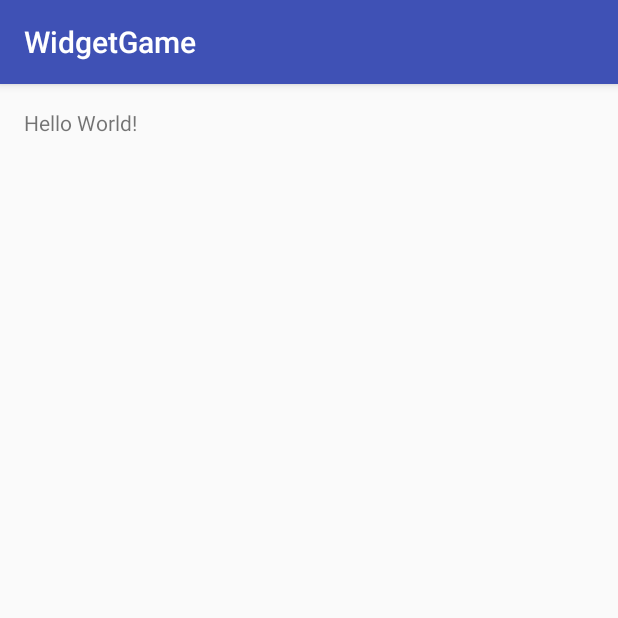
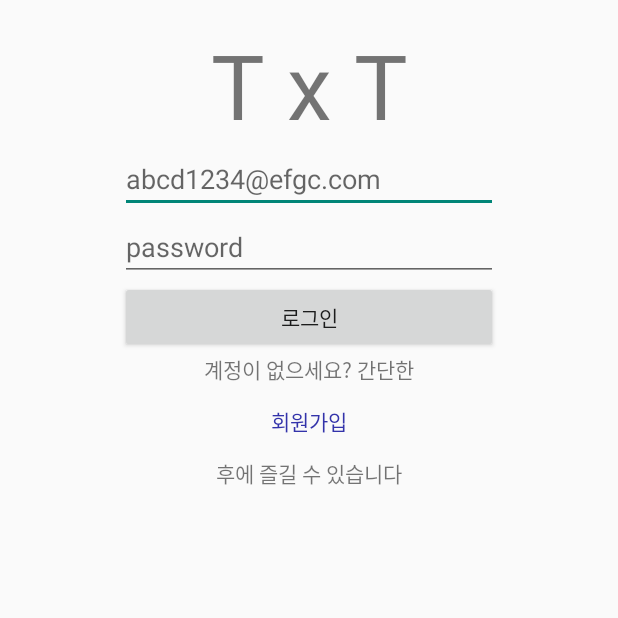
Before and after one commit to geniewoo/TxT, an Android app: the screen it shows after launch (LoginActivity), on a phone screen of 412 x 824 dp, the top half of it. Run offline under Robolectric (Android 15) with nearby library versions, the phone set to English and light mode, and no system bars; our stand-ins replace ButterKnife.

Commit message:
#6 진행중

```diff
--- a/WidgetGame/app/src/main/AndroidManifest.xml
+++ b/WidgetGame/app/src/main/AndroidManifest.xml
@@ -7,7 +7,7 @@
         android:icon="@mipmap/ic_launcher"
         android:label="@string/app_name"
         android:supportsRtl="true"
-        android:theme="@style/AppTheme">
+        android:theme="@style/Theme.AppCompat.Light.NoActionBar">
         <activity android:name=".LoginActivity">
             <intent-filter>
                 <action android:name="android.intent.action.MAIN" />
@@ -15,6 +15,7 @@
                 <category android:name="android.intent.category.LAUNCHER" />
             </intent-filter>
         </activity>
+        <activity android:name=".JoinActivity"></activity>
     </application>
 
 </manifest>
--- a/WidgetGame/app/src/main/java/com/sungwoo/boostcamp/widgetgame/LoginActivity.java
+++ b/WidgetGame/app/src/main/java/com/sungwoo/boostcamp/widgetgame/LoginActivity.java
@@ -1,13 +1,39 @@
 package com.sungwoo.boostcamp.widgetgame;
 
+import android.content.Intent;
 import android.support.v7.app.AppCompatActivity;
 import android.os.Bundle;
+import android.view.View;
+import android.widget.Button;
+import android.widget.EditText;
+
+import butterknife.BindView;
+import butterknife.ButterKnife;
 
 public class LoginActivity extends AppCompatActivity {
+    @BindView(R.id.login_email_et)
+    protected EditText mLoginEmailEt;
+    @BindView(R.id.login_password_et)
+    protected EditText mLoginPasswordEt;
+    @BindView(R.id.login_login_btn)
+    protected Button mLoginLoingBtn;
+    @BindView(R.id.login_join_btn)
+    protected Button mLoginJoinBtn;
 
     @Override
     protected void onCreate(Bundle savedInstanceState) {
         super.onCreate(savedInstanceState);
-        setContentView(R.layout.activity_main);
+        setContentView(R.layout.activity_login);
+
+        ButterKnife.bind(this);
+
+        mLoginJoinBtn.setOnClickListener(new View.OnClickListener() { //회원가입 버튼 클릭시 회원가입 activity로 이동
+            @Override
+            public void onClick(View v) {
+                Intent intent = new Intent(getApplicationContext(), JoinActivity.class);
+                startActivity(intent);
+            }
+        });
     }
+
 }
--- /dev/null
+++ b/WidgetGame/app/src/main/res/layout/activity_login.xml
@@ -0,0 +1,62 @@
+<?xml version="1.0" encoding="utf-8"?>
+<LinearLayout xmlns:android="http://schemas.android.com/apk/res/android"
+    xmlns:tools="http://schemas.android.com/tools"
+    android:orientation="vertical"
+    android:layout_width="match_parent"
+    android:layout_height="match_parent"
+    android:paddingBottom="@dimen/activity_vertical_margin"
+    android:paddingLeft="@dimen/activity_horizontal_margin"
+    android:paddingRight="@dimen/activity_horizontal_margin"
+    android:paddingTop="@dimen/activity_vertical_margin"
+    tools:context="com.sungwoo.boostcamp.widgetgame.LoginActivity">
+    <TextView
+        android:layout_width="match_parent"
+        android:layout_height="wrap_content"
+        android:textSize="60sp"
+        android:text="@string/app_name"
+        android:gravity="center"/>
+    <EditText
+        android:id="@+id/login_email_et"
+        android:layout_width="match_parent"
+        android:layout_height="wrap_content"
+        android:layout_marginLeft="@dimen/vertical_margin1"
+        android:layout_marginRight="@dimen/vertical_margin1"
+        android:hint="@string/LOGIN_EMAIL_HINT"
+        android:maxLines="1"
+        android:inputType="textEmailAddress"
+        android:maxLength="30"/>
+    <EditText
+        android:id="@+id/login_password_et"
+        android:layout_width="match_parent"
+        android:layout_height="wrap_content"
+        android:layout_marginLeft="@dimen/vertical_margin1"
+        android:layout_marginRight="@dimen/vertical_margin1"
+        android:hint="@string/LOGIN_PASSWORD_HINT"
+        android:maxLines="1"
+        android:inputType="textPassword"
+        android:maxLength="20"/>
+    <Button
+        android:id="@+id/login_login_btn"
+        android:layout_width="match_parent"
+        android:layout_height="wrap_content"
+        android:layout_marginLeft="@dimen/vertical_margin1"
+        android:layout_marginRight="@dimen/vertical_margin1"
+        android:text="@string/LOGIN_LOGIN"/>
+    <TextView
+        android:layout_width="match_parent"
+        android:layout_height="wrap_content"
+        android:text="@string/LOGIN_JOIN_PRE"
+        android:gravity="center"/>
+    <Button
+        android:id="@+id/login_join_btn"
+        android:layout_width="match_parent"
+        android:layout_height="wrap_content"
+        android:textColor="@color/colorBlueButton"
+        android:background="@android:color/transparent"
+        android:text="@string/LOGIN_JOIN"/>
+    <TextView
+        android:layout_width="match_parent"
+        android:layout_height="wrap_content"
+        android:text="@string/LOGIN_JOIN_POST"
+        android:gravity="center"/>
+</LinearLayout>
--- a/WidgetGame/app/src/main/res/layout/activity_main.xml
+++ /dev/null
@@ -1,17 +0,0 @@
-<?xml version="1.0" encoding="utf-8"?>
-<RelativeLayout xmlns:android="http://schemas.android.com/apk/res/android"
-    xmlns:tools="http://schemas.android.com/tools"
-    android:id="@+id/activity_main"
-    android:layout_width="match_parent"
-    android:layout_height="match_parent"
-    android:paddingBottom="@dimen/activity_vertical_margin"
-    android:paddingLeft="@dimen/activity_horizontal_margin"
-    android:paddingRight="@dimen/activity_horizontal_margin"
-    android:paddingTop="@dimen/activity_vertical_margin"
-    tools:context="com.sungwoo.boostcamp.widgetgame.LoginActivity">
-
-    <TextView
-        android:layout_width="wrap_content"
-        android:layout_height="wrap_content"
-        android:text="Hello World!" />
-</RelativeLayout>
--- a/WidgetGame/app/src/main/res/values-w820dp/dimens.xml
+++ b/WidgetGame/app/src/main/res/values-w820dp/dimens.xml
@@ -3,4 +3,6 @@
          (such as screen margins) for screens with more than 820dp of available width. This
          would include 7" and 10" devices in landscape (~960dp and ~1280dp respectively). -->
     <dimen name="activity_horizontal_margin">64dp</dimen>
+    <dimen name="vertical_margin1">180dp</dimen>
+    <dimen name="vertical_margin2">90dp</dimen>
 </resources>
--- a/WidgetGame/app/src/main/res/values/colors.xml
+++ b/WidgetGame/app/src/main/res/values/colors.xml
@@ -3,4 +3,6 @@
     <color name="colorPrimary">#3F51B5</color>
     <color name="colorPrimaryDark">#303F9F</color>
     <color name="colorAccent">#FF4081</color>
+    <color name="colorBlueButton">#33a</color>
+
 </resources>
--- a/WidgetGame/app/src/main/res/values/dimens.xml
+++ b/WidgetGame/app/src/main/res/values/dimens.xml
@@ -2,4 +2,6 @@
     <!-- Default screen margins, per the Android Design guidelines. -->
     <dimen name="activity_horizontal_margin">16dp</dimen>
     <dimen name="activity_vertical_margin">16dp</dimen>
+    <dimen name="vertical_margin1">64dp</dimen>
+    <dimen name="vertical_margin2">32dp</dimen>
 </resources>
--- /dev/null
+++ b/WidgetGame/app/src/main/res/values/integers.xml
@@ -0,0 +1,6 @@
+<?xml version="1.0" encoding="utf-8"?>
+<resources>
+    <integer name="LENGTH_EMAIL">30</integer>
+    <integer name="LENGTH_PASSWORD">20</integer>
+    <integer name="LENGTH_NICKNAME">16</integer>
+</resources>
--- a/WidgetGame/app/src/main/res/values/strings.xml
+++ b/WidgetGame/app/src/main/res/values/strings.xml
@@ -1,3 +1,30 @@
 <resources>
-    <string name="app_name">WidgetGame</string>
+    <!-- common -->
+    <string name="app_name">T x T</string>
+    <string name="COMMON_ERROR">error</string>
+
+    <!-- activity_login -->
+    <string name="LOGIN_LOGIN">로그인</string>
+    <string name="LOGIN_JOIN">회원가입</string>
+    <string name="LOGIN_JOIN_PRE">계정이 없으세요? 간단한</string>
+    <string name="LOGIN_JOIN_POST">후에 즐길 수 있습니다</string>
+    <string name="LOGIN_PASSWORD_HINT">password</string>
+    <string name="LOGIN_EMAIL_HINT">abcd1234@efgc.com</string>
+
+    <!-- activity_join -->
+    <string name="JOIN_EMAIL">이메일</string>
+    <string name="JOIN_PASSWORD">비밀번호</string>
+    <string name="JOIN_NICKNAME">닉네임</string>
+    <string name="JOIN_SECTIONBAR">|</string>
+    <string name="JOIN_JOIN">회원가입</string>
+
+    <string name="JOIN_EMAIL_IS_WRONG">유효하지 않은 이메일 형식입니다</string>
+    <string name="JOIN_PASSWORD_IS_WRONG">영문 + 숫자 /"!@#$%/"의 특수문자 로 8~20자로 작성해 주세요</string>
+    <string name="JOIN_NICKNAME_IS_WRONG">영문 + 한글 + 숫자 + /"_/"의 특수문자로 2~16자로 작성해 주세요</string>
+
+    <string name="JOIN_EMAIL_EXISTS">이미 존재하는 이메일 입니다</string>
+    <string name="JOIN_NICKNAME_EXISTS">이미 존재하는 닉네임 입니다</string>
+
+    <!-- URL -->
+    <string name="URL_WIDGET_GAME_SERVER">http;//121.137.62.163:3000</string>
 </resources>
```
Also changed, not shown: WidgetGame/app/src/main/java/com/sungwoo/boostcamp/widgetgame/JoinActivity.java (added, +119 -0 lines), WidgetGame/app/src/main/java/com/sungwoo/boostcamp/widgetgame/Repositories/CommonRepo.java (added, +22 -0 lines), WidgetGame/app/src/main/java/com/sungwoo/boostcamp/widgetgame/RetrofitRequests/UserInformRetrofit.java (added, +16 -0 lines), WidgetGame/app/src/main/res/layout/activity_join.xml (added, +88 -0 lines).
